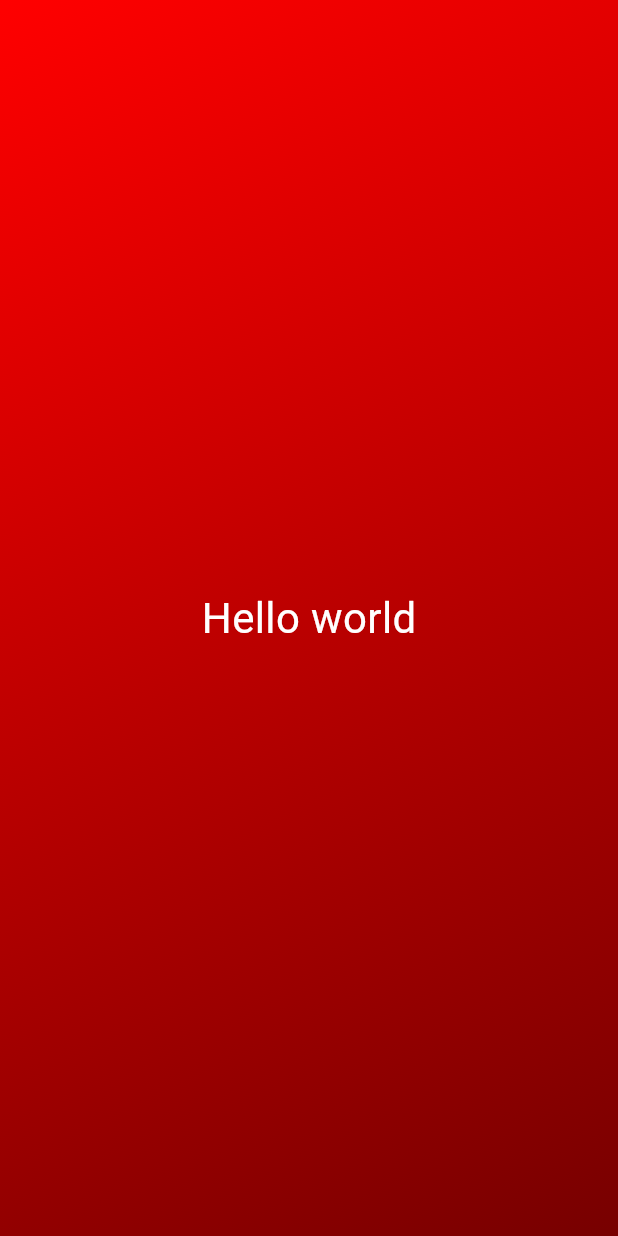
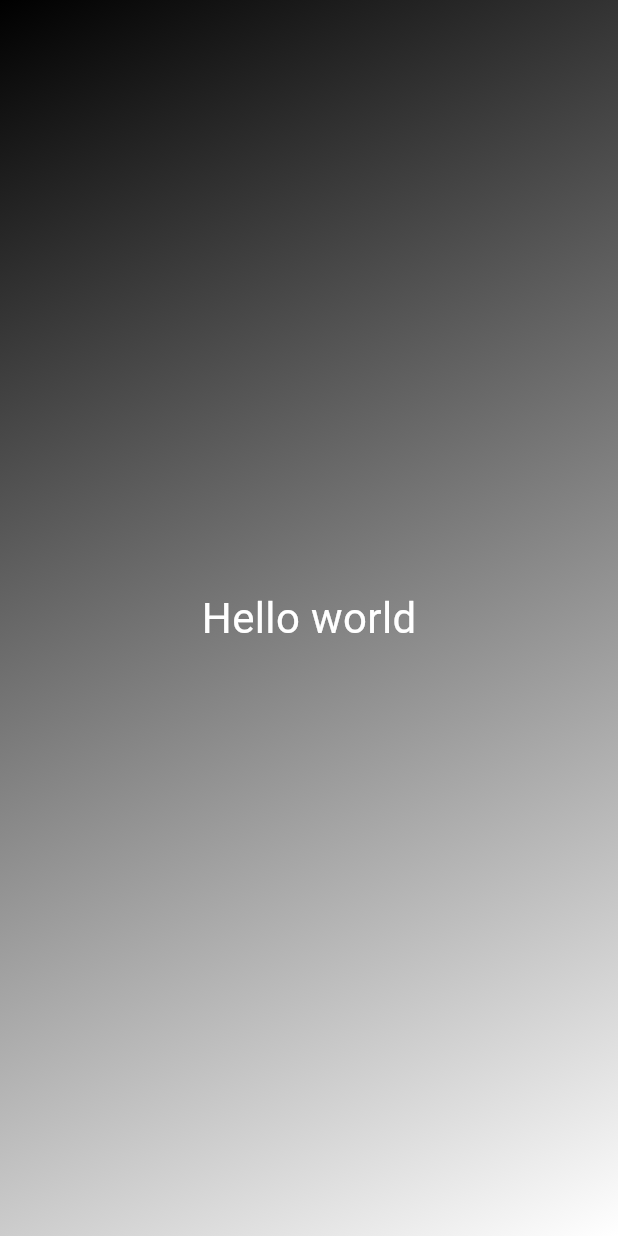
Before and after one commit to aditiakusuma/dice_app, a Flutter app: the screen it shows after launch, on a phone screen of 412 x 824 dp. Run offline on Flutter 3.47's test engine with Material 3 defaults, Android fonts, the phone set to English and light mode, and no system bars.

Commit message:
example requird arg

```diff
--- a/lib/gradient_container.dart
+++ b/lib/gradient_container.dart
@@ -7,16 +7,17 @@ const endAlignment = Alignment.bottomRight;
 class GradientContainer extends StatelessWidget {
   const GradientContainer({
     super.key,
+    required this.colors,
   });
+
+  final List<Color> colors;
 
   @override
   Widget build(BuildContext context) {
     return Container(
-        decoration: const BoxDecoration(
-            gradient: LinearGradient(colors: [
-          Color.fromARGB(255, 255, 0, 0),
-          Color.fromARGB(255, 119, 0, 0)
-        ], begin: startAlignment, end: endAlignment)),
+        decoration: BoxDecoration(
+            gradient: LinearGradient(
+                colors: colors, begin: startAlignment, end: endAlignment)),
         child: Center(child: StyledText('Hello world')));
   }
 }
--- a/lib/main.dart
+++ b/lib/main.dart
@@ -4,7 +4,7 @@ import 'package:flutter/material.dart';
 void main() {
   runApp(MaterialApp(
     home: Scaffold(
-      body: GradientContainer(),
+      body: GradientContainer(colors: [Colors.black, Colors.white]),
     ),
   ));
 }
```
